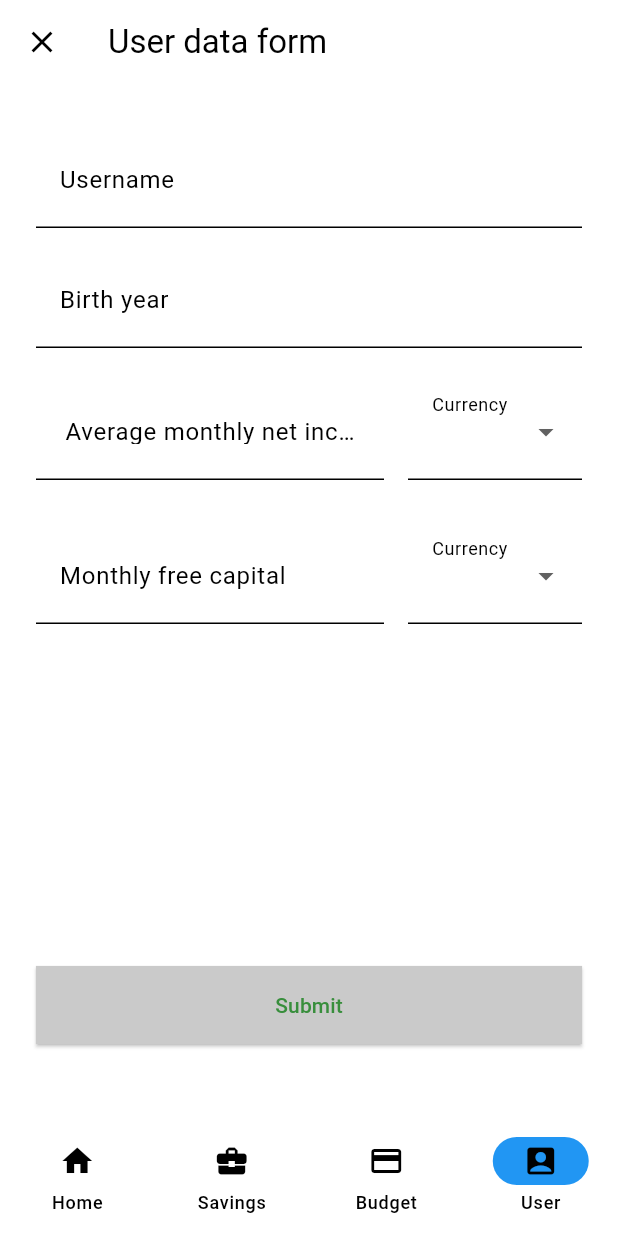
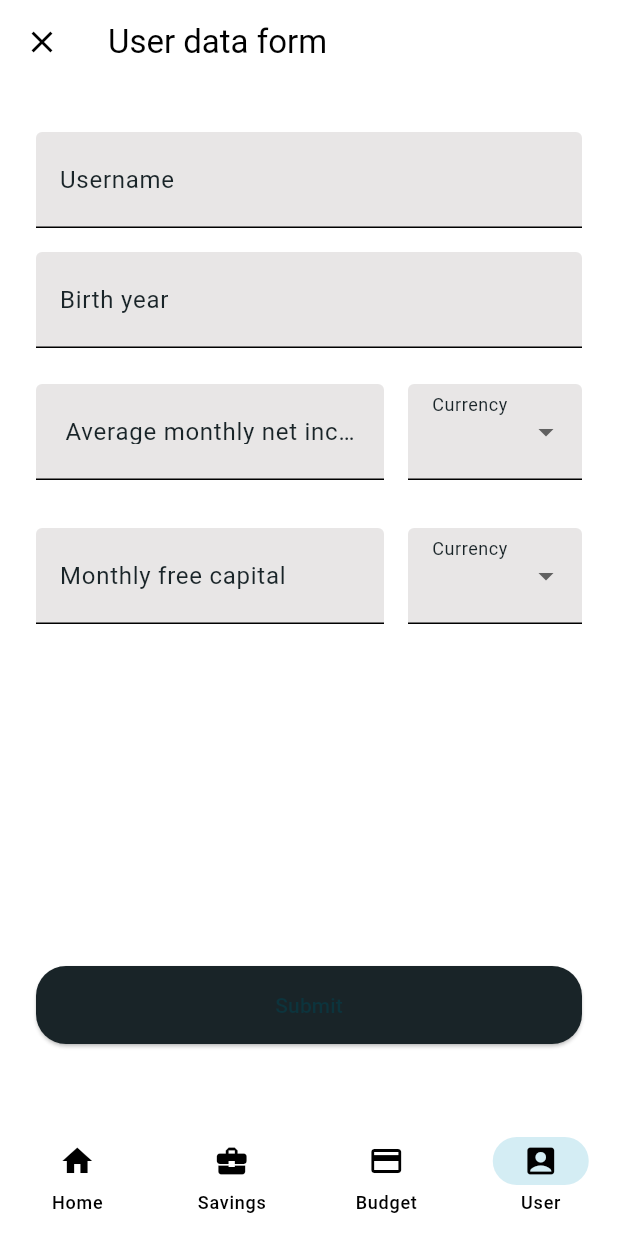
Before and after one commit to rarmand/my-entrepreneurship, a Flutter app: the screen it shows after launch, item 4 of the bottom bar chosen, on a phone screen of 412 x 824 dp. Run offline on Flutter 3.47's test engine with Material 3 defaults, Android fonts, the phone set to English and light mode, and no system bars; our stand-ins replace equatable, firebase_core, flutter_bloc, flutter_form_builder; accounts and stored records are empty; generated files the repository leaves out were written again.

Commit message:
updated input theme and border theme

```diff
--- a/lib/theme/app_theme/app_theme.dart
+++ b/lib/theme/app_theme/app_theme.dart
@@ -18,9 +18,41 @@ class AppTheme {
     return ThemeData(
       brightness: Brightness.light,
       colorScheme: ColorScheme.light(
-        background: Colors.grey.shade400,
-        primary: Colors.green.shade700,
-        secondary: Colors.blue.shade500,
+        background: ColorConstants.white,
+        primary: ColorConstants.blue,
+        secondary: ColorConstants.lightBlue,
+      ),
+
+      elevatedButtonTheme: ElevatedButtonThemeData(
+        style: ButtonStyle(
+          backgroundColor: MaterialStateProperty.all<Color>(
+            ColorConstants.black
+          ),
+          minimumSize: MaterialStateProperty.all<Size>(Size(double.infinity, 50)),
+          shape: MaterialStateProperty.all<RoundedRectangleBorder>(
+            RoundedRectangleBorder(
+              borderRadius: BorderRadius.circular(20.0),
+            ),
+          ),
+          padding: MaterialStateProperty.all<EdgeInsetsGeometry>(
+            const EdgeInsets.symmetric(vertical: 16.0, horizontal: 4.0)
+          ),
+        ),
+      ),
+
+      inputDecorationTheme: InputDecorationTheme(
+        labelStyle: TextStyle(
+          color: ColorConstants.black,
+        ),
+        errorStyle: const TextStyle(
+          color: Colors.redAccent,
+        ),
+        border: const UnderlineInputBorder(),
+        hintStyle: const TextStyle(
+          height: 2.0
+        ),
+        filled: true,
+        fillColor: ColorConstants.white,
       ),
     );
   }
@@ -29,9 +61,41 @@ class AppTheme {
     return ThemeData(
       brightness: Brightness.dark,
       colorScheme: ColorScheme.dark(
-        background: Colors.grey.shade900,
-        primary: Colors.green.shade600,
-        secondary: Colors.blue.shade700,
+        background: ColorConstants.lightBlack,
+        primary: ColorConstants.white,
+        secondary: ColorConstants.cream,
+      ),
+
+      elevatedButtonTheme: ElevatedButtonThemeData(
+        style: ButtonStyle(
+          backgroundColor: MaterialStateProperty.all<Color>(
+            ColorConstants.beige
+          ),
+          minimumSize: MaterialStateProperty.all<Size>(Size(double.infinity, 50)),
+          shape: MaterialStateProperty.all<RoundedRectangleBorder>(
+            RoundedRectangleBorder(
+              borderRadius: BorderRadius.circular(20.0),
+            ),
+          ),
+          padding: MaterialStateProperty.all<EdgeInsetsGeometry>(
+            const EdgeInsets.symmetric(vertical: 16.0, horizontal: 4.0)
+          ),
+        ),
+      ),
+
+      inputDecorationTheme: InputDecorationTheme(
+        labelStyle: TextStyle(
+          color: ColorConstants.white,
+        ),
+        errorStyle: const TextStyle(
+          color: Colors.redAccent,
+        ),
+        border: const UnderlineInputBorder(),
+        hintStyle: const TextStyle(
+          height: 2.0
+        ),
+        filled: true,
+        fillColor: ColorConstants.lightBlack,
       ),
     );
   }
--- a/lib/user_form/views/user_form.dart
+++ b/lib/user_form/views/user_form.dart
@@ -106,14 +106,8 @@ class _UsernameInput extends StatelessWidget {
         textAlign: TextAlign.center,
         decoration: InputDecoration(
           counterText: "",
-          border: const UnderlineInputBorder(),
           labelText: AppLocalizations.of(context).userFormUsernameLabel,
           hintText: '',
-          hintStyle: const TextStyle(
-            height: 2.0,
-          ),
-          filled: true,
-          fillColor: Colors.white,
         ),
       ),
     );
@@ -159,14 +153,8 @@ class _BirthYearInput extends StatelessWidget {
         textAlign: TextAlign.center,
         decoration: InputDecoration(
           counterText: "",
-          border: const UnderlineInputBorder(),
           labelText: AppLocalizations.of(context).userFormBirthYearLabel,
           hintText: '',
-          hintStyle: const TextStyle(
-            height: 2.0,
-          ),
-          filled: true,
-          fillColor: Colors.white,
         ),
       ),
     );
@@ -224,14 +212,8 @@ class _AverageIncomeInput extends StatelessWidget {
               ),
               decoration: InputDecoration(
                 counterText: "",
-                border: const UnderlineInputBorder(),
                 labelText: AppLocalizations.of(context).userFormAverageIncomeLabel,
                 hintText: '',
-                hintStyle: const TextStyle(
-                  height: 2.0,
-                ),
-                filled: true,
-                fillColor: Colors.white,
               ),
             ),
           ),
@@ -299,15 +281,9 @@ class _FreeCapitalInput extends StatelessWidget {
                 height: 1.5,
               ),
               decoration: InputDecoration(
-                counterText: "",
-                border: const UnderlineInputBorder(),
+                counterText: '',
                 labelText: AppLocalizations.of(context).userFormFreeCapitalLabel,
                 hintText: '',
-                hintStyle: const TextStyle(
-                  height: 2.0,
-                ),
-                filled: true,
-                fillColor: Colors.white,
               ),
             ),
           ),
@@ -364,14 +340,8 @@ class _CurrencyDropdownButton extends StatelessWidget {
         },
         alignment: Alignment.center,
         decoration: InputDecoration(
-          border: const UnderlineInputBorder(),
           labelText: AppLocalizations.of(context).userFormCurrencyLabel,
           hintText: '',
-          hintStyle: const TextStyle(
-            height: 2.0,
-          ),
-          filled: true,
-          fillColor: Colors.white,
         ),
       ),
     );
@@ -393,14 +363,6 @@ class _SubmitButton extends StatelessWidget {
           context.read<UserFormBloc>().add(const UserFormSubmitted());
         }
       },
-      style: ElevatedButton.styleFrom(
-        backgroundColor: Color.fromARGB(255, 202, 202, 202),
-        minimumSize: const Size(double.infinity, 50),
-        shape: RoundedRectangleBorder(
-          borderRadius: BorderRadius.circular(0),
-        ),
-        padding: const EdgeInsets.symmetric(vertical: 16.0, horizontal: 4.0),
-      ),
       child: Text(AppLocalizations.of(context).userFormSubmitButton),
     );
   }
```
